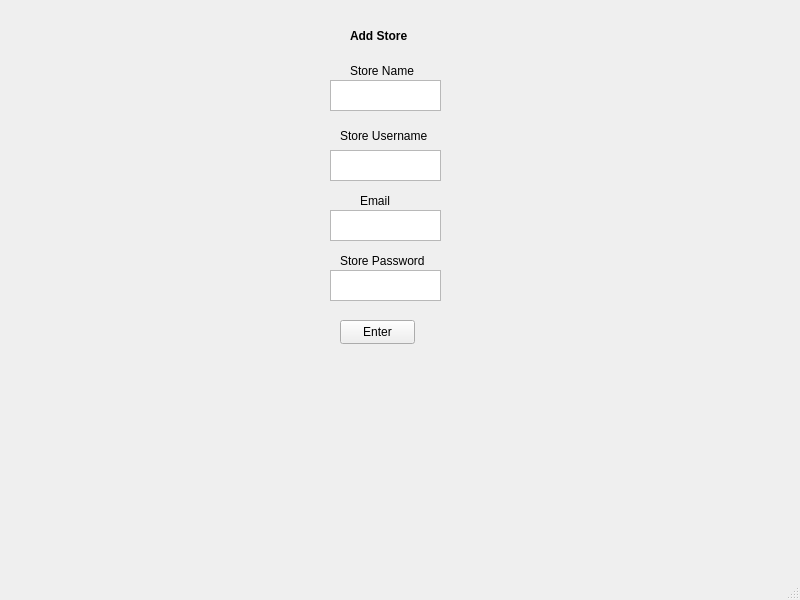
First picture: the form in res/UI Forms/NewStoreForm.ui, repository gsm999/TeamBlue_Porcupass, before the edit.
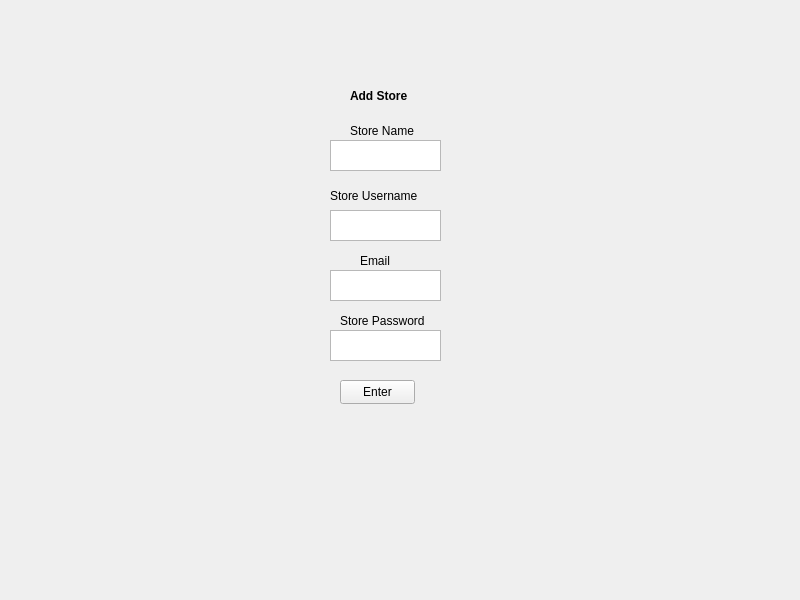
Second picture: the form after the edit.

Commit message: Ui form changed to widget and typos fixed

```diff
--- a/res/UI Forms/NewStoreForm.ui
+++ b/res/UI Forms/NewStoreForm.ui
@@ -1,7 +1,7 @@
 <?xml version="1.0" encoding="UTF-8"?>
 <ui version="4.0">
- <class>MainWindow</class>
- <widget class="QMainWindow" name="MainWindow">
+ <class>Widget</class>
+ <widget class="QWidget" name="Widget">
   <property name="geometry">
    <rect>
     <x>0</x>
@@ -13,13 +13,71 @@
   <property name="windowTitle">
    <string>MainWindow</string>
   </property>
-  <widget class="QWidget" name="centralwidget">
+  <widget class="QLabel" name="label_4">
+   <property name="geometry">
+    <rect>
+     <x>340</x>
+     <y>310</y>
+     <width>101</width>
+     <height>21</height>
+    </rect>
+   </property>
+   <property name="text">
+    <string>Store Password</string>
+   </property>
+  </widget>
+  <widget class="QLabel" name="label_3">
+   <property name="geometry">
+    <rect>
+     <x>330</x>
+     <y>180</y>
+     <width>111</width>
+     <height>31</height>
+    </rect>
+   </property>
+   <property name="text">
+    <string>Store Username</string>
+   </property>
+  </widget>
+  <widget class="QTextEdit" name="textEdit">
+   <property name="geometry">
+    <rect>
+     <x>330</x>
+     <y>140</y>
+     <width>111</width>
+     <height>31</height>
+    </rect>
+   </property>
+  </widget>
+  <widget class="QPushButton" name="pushButton">
+   <property name="geometry">
+    <rect>
+     <x>340</x>
+     <y>380</y>
+     <width>75</width>
+     <height>24</height>
+    </rect>
+   </property>
+   <property name="text">
+    <string>Enter</string>
+   </property>
+  </widget>
+  <widget class="QTextEdit" name="textEdit_3">
+   <property name="geometry">
+    <rect>
+     <x>330</x>
+     <y>330</y>
+     <width>111</width>
+     <height>31</height>
+    </rect>
+   </property>
+  </widget>
    <widget class="QLabel" name="label">
     <property name="geometry">
      <rect>
       <x>350</x>
-      <y>20</y>
-      <width>61</width>
+     <y>80</y>
+     <width>81</width>
       <height>31</height>
      </rect>
     </property>
@@ -38,80 +96,11 @@
      <bool>true</bool>
     </property>
    </widget>
-   <widget class="QLabel" name="label_2">
-    <property name="geometry">
-     <rect>
-      <x>350</x>
-      <y>60</y>
-      <width>71</width>
-      <height>21</height>
-     </rect>
-    </property>
-    <property name="text">
-     <string>Store Name</string>
-    </property>
-   </widget>
-   <widget class="QTextEdit" name="textEdit">
-    <property name="geometry">
-     <rect>
-      <x>330</x>
-      <y>80</y>
-      <width>111</width>
-      <height>31</height>
-     </rect>
-    </property>
-   </widget>
-   <widget class="QLabel" name="label_3">
-    <property name="geometry">
-     <rect>
-      <x>340</x>
-      <y>120</y>
-      <width>91</width>
-      <height>31</height>
-     </rect>
-    </property>
-    <property name="text">
-     <string>Store Username</string>
-    </property>
-   </widget>
-   <widget class="QTextEdit" name="textEdit_2">
-    <property name="geometry">
-     <rect>
-      <x>330</x>
-      <y>150</y>
-      <width>111</width>
-      <height>31</height>
-     </rect>
-    </property>
-   </widget>
-   <widget class="QLabel" name="label_4">
-    <property name="geometry">
-     <rect>
-      <x>340</x>
-      <y>250</y>
-      <width>91</width>
-      <height>21</height>
-     </rect>
-    </property>
-    <property name="text">
-     <string>Store Password</string>
-    </property>
-   </widget>
-   <widget class="QTextEdit" name="textEdit_3">
-    <property name="geometry">
-     <rect>
-      <x>330</x>
-      <y>270</y>
-      <width>111</width>
-      <height>31</height>
-     </rect>
-    </property>
-   </widget>
    <widget class="QLabel" name="label_5">
     <property name="geometry">
      <rect>
       <x>360</x>
-      <y>190</y>
+     <y>250</y>
       <width>41</width>
       <height>21</height>
      </rect>
@@ -124,37 +113,35 @@
     <property name="geometry">
      <rect>
       <x>330</x>
+     <y>270</y>
+     <width>111</width>
+     <height>31</height>
+    </rect>
+   </property>
+  </widget>
+  <widget class="QTextEdit" name="textEdit_2">
+   <property name="geometry">
+    <rect>
+     <x>330</x>
       <y>210</y>
       <width>111</width>
       <height>31</height>
      </rect>
     </property>
    </widget>
-   <widget class="QPushButton" name="pushButton">
+  <widget class="QLabel" name="label_2">
     <property name="geometry">
      <rect>
-      <x>340</x>
-      <y>320</y>
-      <width>75</width>
-      <height>24</height>
+     <x>350</x>
+     <y>120</y>
+     <width>81</width>
+     <height>21</height>
      </rect>
     </property>
     <property name="text">
-     <string>Enter</string>
-    </property>
-   </widget>
-  </widget>
-  <widget class="QMenuBar" name="menubar">
-   <property name="geometry">
-    <rect>
-     <x>0</x>
-     <y>0</y>
-     <width>800</width>
-     <height>22</height>
-    </rect>
-   </property>
-  </widget>
-  <widget class="QStatusBar" name="statusbar"/>
+    <string>Store Name</string>
+   </property>
+  </widget>
  </widget>
  <resources/>
  <connections/>
```
Left out of the diff: 2 changed lines with no effect on the pictures. Lines whose indentation alone changed are shown as unchanged. The commit also changes 2 other files.
